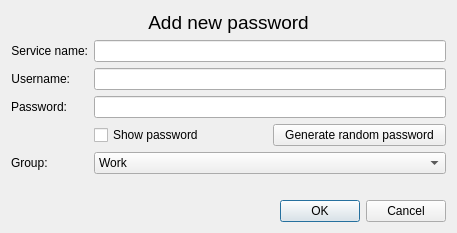
Before: the Qt Designer form passwordformdialog.ui in krystianbeduch/password-manager, drawn with Qt 5.
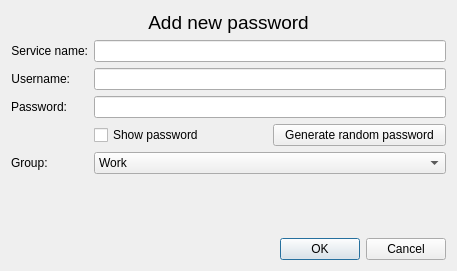
After: the same form once the commit is applied.

Patch:
```diff
--- a/passwordformdialog.ui
+++ b/passwordformdialog.ui
@@ -7,7 +7,7 @@
     <x>0</x>
     <y>0</y>
     <width>457</width>
-    <height>233</height>
+    <height>271</height>
    </rect>
   </property>
   <property name="windowTitle">
```
Left out of the diff: 3 changed lines with no effect on the pictures.
